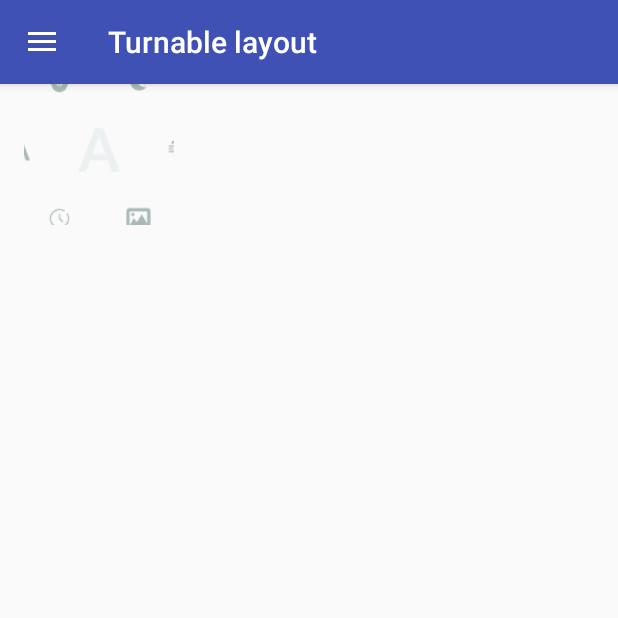
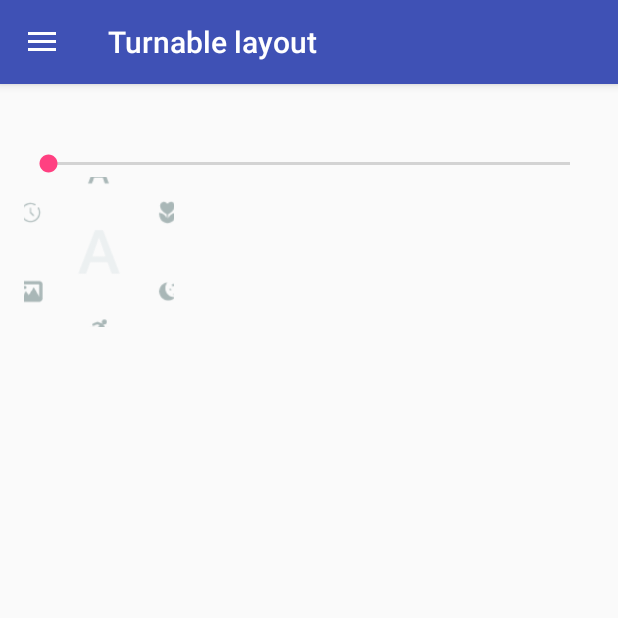
Before and after one commit to holenstudio/AwesomeView, an Android app: the screen it shows after launch (MainActivity), after a tap on "TurnableLayout", on a phone screen of 412 x 824 dp, the top half of it. Run offline under Robolectric (Android 15) with nearby library versions, the phone set to English and light mode, and no system bars; 1 other tap on this screen came first.

Commit message:
add animator

```diff
--- a/app/src/main/java/com/holenstudio/awesomeview/ui/TurnableLayoutFragment.java
+++ b/app/src/main/java/com/holenstudio/awesomeview/ui/TurnableLayoutFragment.java
@@ -10,6 +10,7 @@ import android.support.v4.app.Fragment;
 import android.view.LayoutInflater;
 import android.view.View;
 import android.view.ViewGroup;
+import android.widget.SeekBar;
 import android.widget.Toast;
 
 import com.holenstudio.awesomeview.R;
@@ -21,6 +22,7 @@ import com.holenstudio.awesomeview.view.TurntableView;
  */
 public class TurnableLayoutFragment extends Fragment{
     private TurntableLayout turntableLayout;
+    private SeekBar seekBar;
     private int[] mIconArray = {
             R.drawable.auto
             , R.drawable.flower
@@ -87,7 +89,24 @@ public class TurnableLayoutFragment extends Fragment{
             }
         });
 
-        Handler handler = new Handler(Looper.getMainLooper());
+        seekBar = (SeekBar) view.findViewById(R.id.seek_bar);
+        seekBar.setMax(360);
+        seekBar.setOnSeekBarChangeListener(new SeekBar.OnSeekBarChangeListener() {
+            @Override
+            public void onProgressChanged(SeekBar seekBar, int progress, boolean fromUser) {
+                turntableLayout.setArrowPosition(progress);
+            }
+
+            @Override
+            public void onStartTrackingTouch(SeekBar seekBar) {
+
+            }
+
+            @Override
+            public void onStopTrackingTouch(SeekBar seekBar) {
+
+            }
+        });
 
         return view;
     }
--- a/app/src/main/java/com/holenstudio/awesomeview/view/TurntableLayout.java
+++ b/app/src/main/java/com/holenstudio/awesomeview/view/TurntableLayout.java
@@ -4,6 +4,7 @@ import android.content.Context;
 import android.content.res.TypedArray;
 import android.util.AttributeSet;
 import android.util.DisplayMetrics;
+import android.util.Log;
 import android.view.MotionEvent;
 import android.view.View;
 import android.view.ViewGroup;
@@ -19,6 +20,7 @@ import com.holenstudio.awesomeview.R;
  * Created by Holen on 2016/6/15.
  */
 public class TurntableLayout extends ViewGroup {
+    private final static String TAG = "TurntableLayout";
 
     /**
      * 该容器内child item的默认尺寸
@@ -118,7 +120,7 @@ public class TurntableLayout extends ViewGroup {
     /**
      * 选中的位置
      */
-    private int mChoosePosition = 0;
+    private int mSelectedIndex = 0;
     /**
      * 自动滚动的Runnable
      */
@@ -215,34 +217,37 @@ public class TurntableLayout extends ViewGroup {
         mCenterX = (r - l) / 2;
         mCenterY = (b - t) / 2;
         mStartAngle %= 360;
+        if (mStartAngle < 0) {
+            mStartAngle += 360;
+        }
         // Laying out the child views
         final int childCount = getChildCount();
+        final int arrayLength = mIconArray.length;
+        //根据icon的个数计算角度
+        mAngelDegree = 360 / arrayLength;
         float left, top;
         //icon的尺寸
         int iconWidth = (int) (mRadius * RADIO_DEFAULT_CHILD_DIMENSION);
         int seletecdIconWidth = (int) (mRadius * RADIO_DEFAULT_CENTERITEM_DIMENSION);
-        //设置箭头的位置
-        View arrowView = getChildAt(getChildCount() - 1);
+
+        //绘制箭头
+        View arrowView = getChildAt(childCount - 1);
         int arrowWidth = (int) (mRadius * RADIO_DEFAULT_ARROW_DIMENSION);
         int arrowDistance = (int) (mRadius + arrowWidth / 2);
         float arrowLeft = mCenterX - Math.round(arrowDistance * Math.cos(Math.toRadians(mArrowPosition)) + arrowWidth / 2f);
         float arrowTop = mCenterY - Math.round(arrowDistance * Math.sin(Math.toRadians(mArrowPosition)) + arrowWidth / 2f);
         arrowView.layout((int) arrowLeft, (int) arrowTop, (int) arrowLeft + arrowWidth, (int) arrowTop + arrowWidth);
-        //根据icon的个数计算角度
-        mAngelDegree = 360 / (childCount - 2);
+
         //绘制中间图片的位置及图片
-        View selectedView = getChildAt(getChildCount() - 2);
-        //将360增加一个偏移量可以使selected判定区域不再死板，比如第一个位置的判定区域不是0到angleDelay，而是-angleDelay/2到angleDelay/2
-        int selectedIndex = ((int) (360 + mAngelDegree / 2 - mStartAngle) / (int) mAngelDegree);
-        if (selectedIndex >= 6) {
-            selectedIndex = 0;
-        }
-        ((ImageView) selectedView).setImageResource(mSelectedIconArray[selectedIndex]);
+        View selectedView = getChildAt(childCount - 2);
+        //将mStartAngle增加一个偏移量可以使selected判定区域不再死板，比如第一个位置的判定区域不是0到angleDelay，而是-angleDelay/2到angleDelay/2
+        mSelectedIndex = ((int) (mAngelDegree / 2 + (mStartAngle - mArrowPosition)) / (int) mAngelDegree);
+        Log.d(TAG, "mSelectedIndex=" + mSelectedIndex + " mStartAngle=" + mStartAngle);
+        //因为索引跟旋转的方向恰好是相反的，所以得用最大值减去索引得出最终的索引；
+        mSelectedIndex = arrayLength - mSelectedIndex;
+        mSelectedIndex %= arrayLength;
+        ((ImageView) selectedView).setImageResource(mSelectedIconArray[mSelectedIndex]);
         selectedView.layout((int) (mCenterX - seletecdIconWidth / 2), (int) (mCenterY - seletecdIconWidth / 2), (int) (mCenterX + seletecdIconWidth / 2), (int) (mCenterY + seletecdIconWidth / 2));
-        //根据旋转的位置设置中间选中的图片
-//        if (mStartAngle <= mArrowPosition + angleDelay / 2 && mStartAngle >= mArrowPosition - angleDelay / 2) {
-//            ((ImageView) selectedView).setImageResource(mSelectedIconArray[(int) mStartAngle / (int) angleDelay]);
-//        }
         //遍历去设置icon的位置
         for (int i = 0; i < childCount - 2; i++) {
             final View child = getChildAt(i);
@@ -252,23 +257,13 @@ public class TurntableLayout extends ViewGroup {
             //计算中心点到icon中心距离的位置
             float distance = mRadius - iconWidth / 2 - mPadding;
             //计算item横坐标
-//            left = l + mRadius - Math.round(distance * Math.cos(Math.toRadians(mStartAngle)) - 1 / 2f * iconWidth);
             left = mCenterX - Math.round(distance * Math.cos(Math.toRadians(mStartAngle)) + iconWidth / 2f);
             //计算item纵坐标
-//            top = t + mRadius + Math.round(distance * Math.sin(Math.toRadians(mStartAngle)) - 1 / 2f  * iconWidth);
             top = mCenterY - Math.round(distance * Math.sin(Math.toRadians(mStartAngle)) + iconWidth / 2f);
             child.layout((int) left, (int) top, (int) left + iconWidth, (int) top + iconWidth);
 
             mStartAngle += mAngelDegree;
         }
-//        this.setOnClickListener(new View.OnClickListener() {
-//            @Override
-//            public void onClick(View v) {
-//                if (mItemClickListener != null) {
-//                    mItemClickListener.viewClick(v);
-//                }
-//            }
-//        });
 
     }
 
@@ -341,14 +336,10 @@ public class TurntableLayout extends ViewGroup {
                 }
 
                 if ((int) (mStartAngle + mArrowPosition) % (int) mAngelDegree != 0) {
-                    mStartAngle = Math.round(mStartAngle / mAngelDegree) * mAngelDegree;
-                    mChoosePosition = getChildCount() - 2 - (int) mStartAngle % 360 / (int) mAngelDegree;
-                    if (mChoosePosition == 6) {
-                        mChoosePosition = 0;
-                    }
+                    mStartAngle = Math.round((mStartAngle - mArrowPosition) / mAngelDegree) * mAngelDegree + mArrowPosition;
                     requestLayout();
                     if (mDragStopListener != null) {
-                        mDragStopListener.doDragStopped(TurntableLayout.this, mChoosePosition);
+                        mDragStopListener.doDragStopped(TurntableLayout.this, mSelectedIndex);
                     }
                     return true;
                 }
@@ -448,6 +439,12 @@ public class TurntableLayout extends ViewGroup {
         mDragStopListener = listener;
     }
 
+    public void setArrowPosition (int position) {
+        mArrowPosition = position;
+        getChildAt(getChildCount() - 1).setRotation(mArrowPosition);
+        requestLayout();
+    }
+
     /**
      * 添加icon
      */
@@ -528,20 +525,16 @@ public class TurntableLayout extends ViewGroup {
             // 如果小于20,则停止
             if ((int) Math.abs(angelPerSecond) < 20) {
                 isFling = false;
-                mChoosePosition = getChildCount() - 2 - (int) (mStartAngle + mArrowPosition) % 360 / (int) mAngelDegree;
-                if (mChoosePosition == 6) {
-                    mChoosePosition = 0;
-                }
-                if ((int) (mStartAngle + mArrowPosition) % (int) mAngelDegree != 0) {
-                    if ((mStartAngle + mArrowPosition) - mChoosePosition * mAngelDegree > 0) {
+                if ((int) (mStartAngle - mArrowPosition) % (int) mAngelDegree != 0) {
+                    if ((mStartAngle - mArrowPosition) - mSelectedIndex * mAngelDegree > 0) {
                         mStartAngle--;
-                    } else if ((mStartAngle + mArrowPosition) - mChoosePosition * mAngelDegree < 0) {
+                    } else if ((mStartAngle - mArrowPosition) - mSelectedIndex * mAngelDegree < 0) {
                         mStartAngle++;
                     }
                     postDelayed(this, 16);
                     requestLayout();
                 } else if (mDragStopListener != null) {
-                    mDragStopListener.doDragStopped(TurntableLayout.this, mChoosePosition);
+                    mDragStopListener.doDragStopped(TurntableLayout.this, mSelectedIndex);
                 }
                 return;
             }
--- a/app/src/main/res/layout/fragment_turnable_layout.xml
+++ b/app/src/main/res/layout/fragment_turnable_layout.xml
@@ -1,22 +1,29 @@
 <?xml version="1.0" encoding="utf-8"?>
 <LinearLayout xmlns:android="http://schemas.android.com/apk/res/android"
+    xmlns:app="http://schemas.android.com/apk/res-auto"
     xmlns:tools="http://schemas.android.com/tools"
-    xmlns:app="http://schemas.android.com/apk/res-auto"
     android:layout_width="match_parent"
     android:layout_height="match_parent"
+    android:orientation="vertical"
     android:paddingBottom="@dimen/activity_vertical_margin"
     android:paddingLeft="@dimen/activity_horizontal_margin"
     android:paddingRight="@dimen/activity_horizontal_margin"
     android:paddingTop="50dp"
-    android:orientation="vertical"
     tools:context="com.holenstudio.awesomeview.MainActivity">
+
+    <SeekBar
+        android:id="@+id/seek_bar"
+        android:layout_marginTop="50dp"
+        android:layout_width="match_parent"
+        android:layout_height="wrap_content" />
 
     <com.holenstudio.awesomeview.view.TurntableLayout
         android:id="@+id/turntable_layout"
         android:layout_width="100dp"
         android:layout_height="100dp"
-        app:radius="100.0"
+        app:arrowPosition="90"
         app:arrowSrc="@drawable/arrow_to_left"
-        app:arrowPosition="0">
-        </com.holenstudio.awesomeview.view.TurntableLayout>
+        app:radius="100.0"></com.holenstudio.awesomeview.view.TurntableLayout>
+
+
 </LinearLayout>
```
